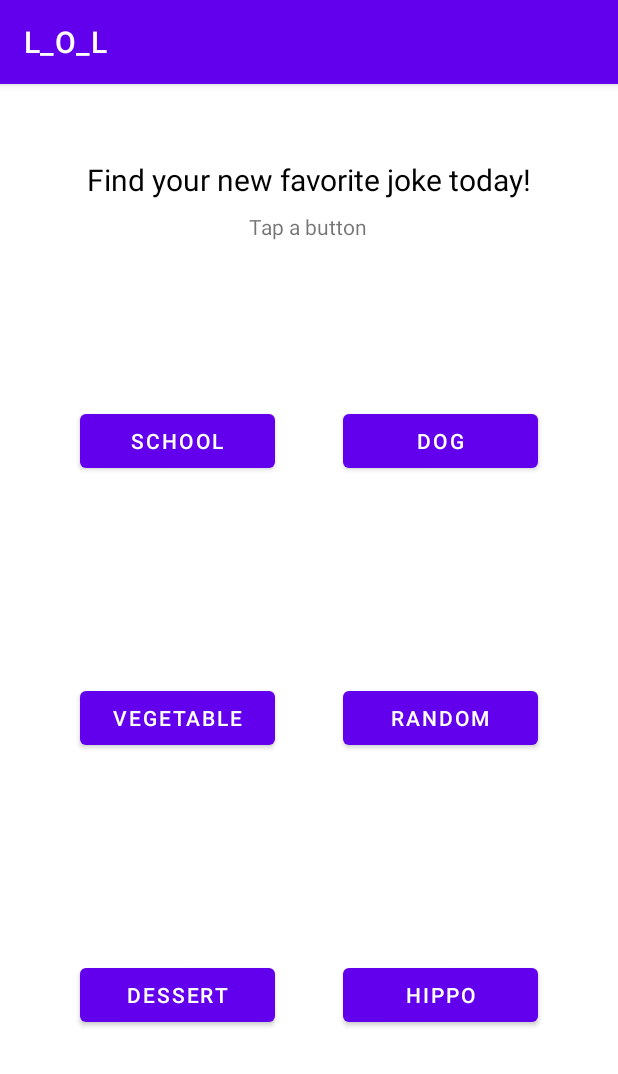
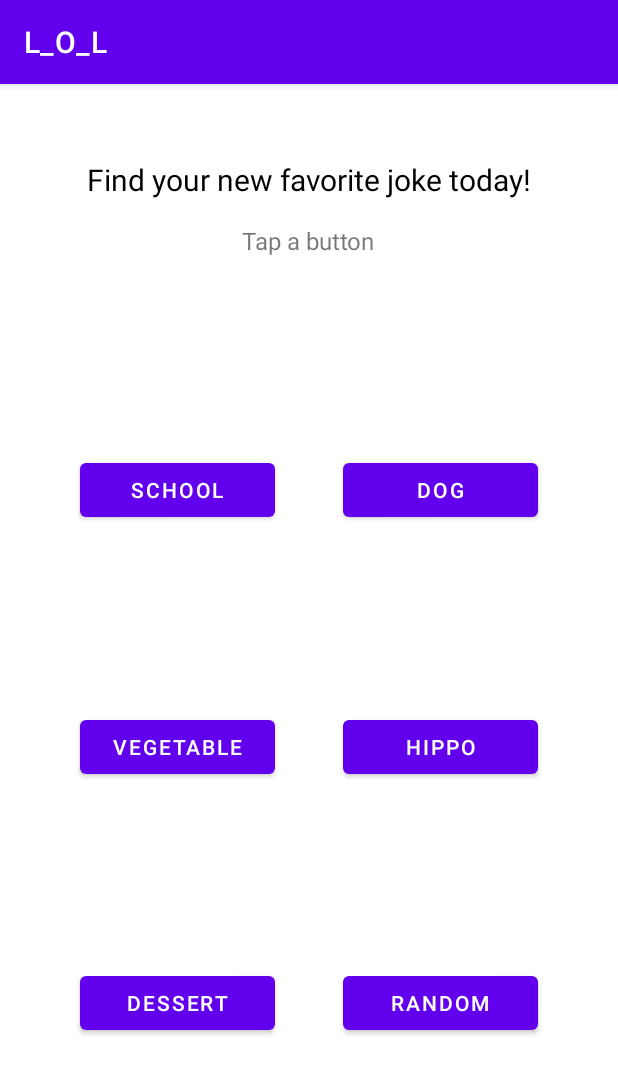
Before and after one commit to sushma1579/LOL-App, an Android app: the screen it shows after launch (MainActivity), on a phone screen of 412 x 824 dp. Shown: the top 1074 px of the screen. Run offline under Robolectric (Android 15) with nearby library versions, the phone set to English and light mode, and no system bars; Roboto replaces fonts that are not available here.

Commit message:
fragment_button.xml , navigation.xml edited

```diff
--- a/app/src/main/res/layout/fragment_button.xml
+++ b/app/src/main/res/layout/fragment_button.xml
@@ -1,8 +1,7 @@
 <?xml version="1.0" encoding="utf-8"?>
 
 
-    <androidx.constraintlayout.widget.ConstraintLayout
-    xmlns:android="http://schemas.android.com/apk/res/android"
+<androidx.constraintlayout.widget.ConstraintLayout xmlns:android="http://schemas.android.com/apk/res/android"
     xmlns:app="http://schemas.android.com/apk/res-auto"
     xmlns:tools="http://schemas.android.com/tools"
     android:id="@+id/constraint_layout"
@@ -31,10 +30,10 @@
         android:layout_width="wrap_content"
         android:layout_height="wrap_content"
         android:layout_marginStart="8dp"
-            android:layout_marginTop="8dp"
+        android:layout_marginTop="16dp"
         android:layout_marginEnd="8dp"
         android:text="@string/tap_textview2"
-            android:textSize="14sp"
+        android:textSize="16sp"
         app:layout_constraintEnd_toEndOf="parent"
         app:layout_constraintHorizontal_bias="0.498"
         app:layout_constraintStart_toStartOf="parent"
@@ -44,13 +43,14 @@
         android:id="@+id/dogs_button"
         android:layout_width="130dp"
         android:layout_height="wrap_content"
+        android:layout_marginTop="8dp"
         android:layout_marginEnd="8dp"
         android:text="@string/dogs_button"
-            app:layout_constraintBottom_toTopOf="@+id/random_button"
+        app:layout_constraintBottom_toTopOf="@+id/hippo_button"
         app:layout_constraintEnd_toEndOf="parent"
         app:layout_constraintHorizontal_bias="0.5"
         app:layout_constraintStart_toEndOf="@+id/school_button"
-            app:layout_constraintTop_toBottomOf="@+id/tap_textview"
+        app:layout_constraintTop_toBottomOf="@+id/tap_textview2"
         app:layout_constraintVertical_chainStyle="spread" />
 
     <Button
@@ -58,9 +58,10 @@
         android:layout_width="130dp"
         android:layout_height="wrap_content"
         android:layout_marginStart="8dp"
+        android:layout_marginBottom="8dp"
         android:text="@string/dessert_button"
         app:layout_constraintBottom_toBottomOf="parent"
-            app:layout_constraintEnd_toStartOf="@+id/hippo_button"
+        app:layout_constraintEnd_toStartOf="@+id/random_button"
         app:layout_constraintHorizontal_bias="0.5"
         app:layout_constraintStart_toStartOf="parent"
         app:layout_constraintTop_toBottomOf="@+id/vegetable_button" />
@@ -72,23 +73,10 @@
         android:layout_marginStart="8dp"
         android:text="@string/vegetable_button"
         app:layout_constraintBottom_toTopOf="@+id/dessert_button"
-            app:layout_constraintEnd_toStartOf="@+id/random_button"
+        app:layout_constraintEnd_toStartOf="@+id/hippo_button"
         app:layout_constraintHorizontal_bias="0.5"
         app:layout_constraintStart_toStartOf="parent"
         app:layout_constraintTop_toBottomOf="@+id/school_button" />
-
-        <Button
-            android:id="@+id/school_button"
-            android:layout_width="130dp"
-            android:layout_height="wrap_content"
-            android:layout_marginStart="8dp"
-            android:text="@string/school_button"
-            app:layout_constraintBottom_toTopOf="@+id/vegetable_button"
-            app:layout_constraintEnd_toStartOf="@+id/dogs_button"
-            app:layout_constraintHorizontal_bias="0.5"
-            app:layout_constraintStart_toStartOf="parent"
-            app:layout_constraintTop_toBottomOf="@+id/tap_textview"
-            app:layout_constraintVertical_chainStyle="spread" />
 
     <Button
         android:id="@+id/hippo_button"
@@ -96,21 +84,36 @@
         android:layout_height="wrap_content"
         android:layout_marginEnd="8dp"
         android:text="@string/hippo_button"
-            app:layout_constraintBottom_toBottomOf="parent"
+        app:layout_constraintBottom_toTopOf="@+id/random_button"
         app:layout_constraintEnd_toEndOf="parent"
         app:layout_constraintHorizontal_bias="0.5"
-            app:layout_constraintStart_toEndOf="@+id/dessert_button"
-            app:layout_constraintTop_toBottomOf="@+id/random_button" />
+        app:layout_constraintStart_toEndOf="@+id/vegetable_button"
+        app:layout_constraintTop_toBottomOf="@+id/dogs_button" />
+
+    <Button
+        android:id="@+id/school_button"
+        android:layout_width="130dp"
+        android:layout_height="wrap_content"
+        android:layout_marginStart="8dp"
+        android:layout_marginTop="8dp"
+        android:text="@string/school_button"
+        app:layout_constraintBottom_toTopOf="@+id/vegetable_button"
+        app:layout_constraintEnd_toStartOf="@+id/dogs_button"
+        app:layout_constraintHorizontal_bias="0.5"
+        app:layout_constraintStart_toStartOf="parent"
+        app:layout_constraintTop_toBottomOf="@+id/tap_textview2"
+        app:layout_constraintVertical_chainStyle="spread" />
 
     <Button
         android:id="@+id/random_button"
         android:layout_width="130dp"
         android:layout_height="wrap_content"
         android:layout_marginEnd="8dp"
+        android:layout_marginBottom="8dp"
         android:text="@string/random_button"
-            app:layout_constraintBottom_toTopOf="@+id/hippo_button"
+        app:layout_constraintBottom_toBottomOf="parent"
         app:layout_constraintEnd_toEndOf="parent"
         app:layout_constraintHorizontal_bias="0.5"
-            app:layout_constraintStart_toEndOf="@+id/vegetable_button"
-            app:layout_constraintTop_toBottomOf="@+id/dogs_button" />
+        app:layout_constraintStart_toEndOf="@+id/dessert_button"
+        app:layout_constraintTop_toBottomOf="@+id/hippo_button" />
 </androidx.constraintlayout.widget.ConstraintLayout>
--- a/app/src/main/res/navigation/navigation.xml
+++ b/app/src/main/res/navigation/navigation.xml
@@ -1,7 +1,6 @@
 <?xml version="1.0" encoding="utf-8"?>
 <navigation xmlns:android="http://schemas.android.com/apk/res/android"
     xmlns:app="http://schemas.android.com/apk/res-auto"
-    xmlns:tools="http://schemas.android.com/tools"
     android:id="@+id/navigation"
     app:startDestination="@id/buttonFragment">
     <fragment
```
Lines whose indentation alone changed are shown as unchanged.
